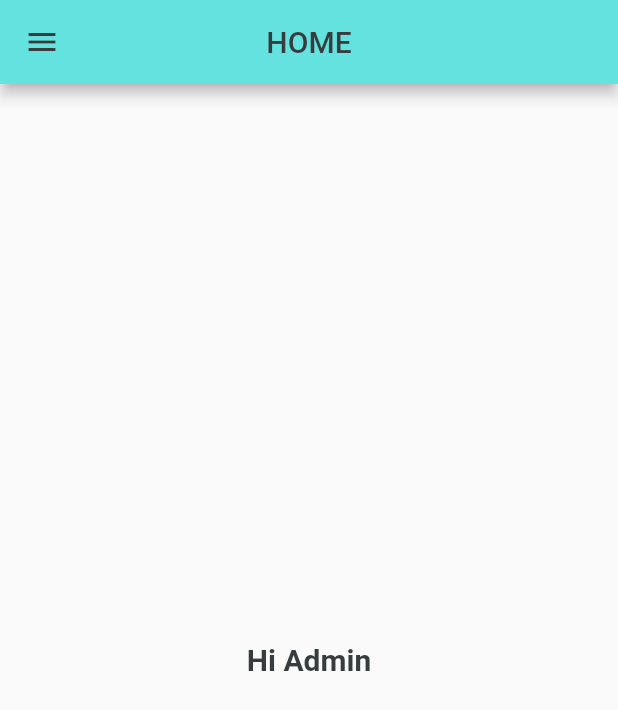
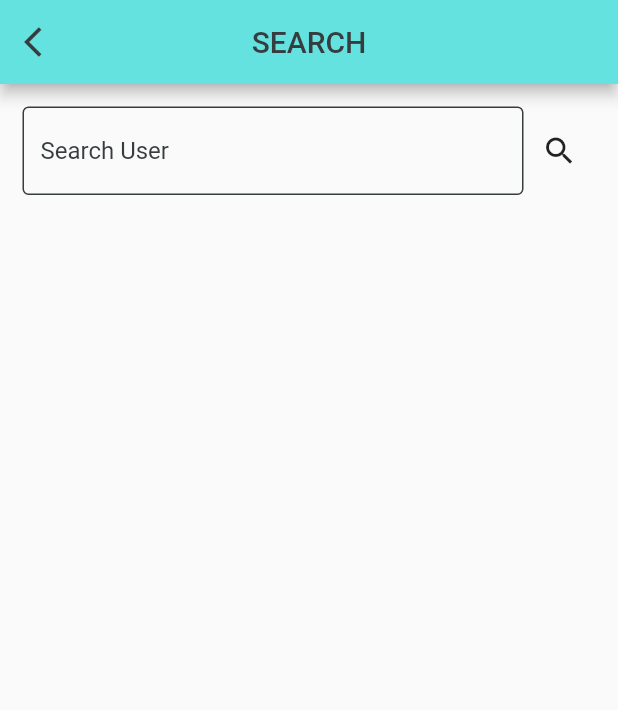
Before and after one commit to riya25082000/admin-app, a Flutter app: the screen it shows after launch, on a phone screen of 412 x 824 dp. Shown: the top 710 px of the screen. Run offline on Flutter 3.47's test engine with Material 2 defaults, Android fonts, the phone set to English and light mode, and no system bars; our stand-ins replace fl_chart, percent_indicator, string_validator; missing offline and left inert: flutter_plugin_pdf_viewer.

Commit message:
search template

```diff
--- /dev/null
+++ b/lib/SearchTemp.dart
@@ -0,0 +1,79 @@
+import 'package:flutter/material.dart';
+
+class SearchTemp extends StatefulWidget {
+  @override
+  _SearchTempState createState() => _SearchTempState();
+}
+
+class _SearchTempState extends State<SearchTemp> {
+  TextEditingController searchuser = TextEditingController();
+  @override
+  Widget build(BuildContext context) {
+    return Scaffold(
+      appBar: AppBar(
+        leading: IconButton(
+          onPressed: () {
+            Navigator.pop(context);
+          },
+          icon: Icon(Icons.arrow_back_ios),
+          color: Color(0xff373D3F),
+        ),
+        iconTheme: IconThemeData(
+          color: Color(0xff373D3F),
+        ),
+        title: Text(
+          "SEARCH",
+          style: TextStyle(
+            color: Color(0xff373D3F),
+          ),
+        ),
+        centerTitle: true,
+        backgroundColor: Color(0xff63E2E0),
+      ),
+      body: LayoutBuilder(
+        builder: (BuildContext context, BoxConstraints viewportConstraints) {
+          return SingleChildScrollView(
+            child: ConstrainedBox(
+              constraints: BoxConstraints(
+                minHeight: viewportConstraints.maxHeight,
+              ),
+              child: Padding(
+                padding: EdgeInsets.all(15.0),
+                child: Column(
+                  children: <Widget>[
+                    Row(
+                      children: <Widget>[
+                        Expanded(
+                          child: TextField(
+                            decoration: InputDecoration(
+                              hintText: "Search User",
+                              hintStyle: TextStyle(color: Color(0xff373D3F)),
+                              enabledBorder: OutlineInputBorder(
+                                borderSide:
+                                    BorderSide(color: Color(0xff373D3F)),
+                              ),
+                              focusedBorder: OutlineInputBorder(
+                                borderSide: BorderSide(
+                                  color: Color(0xff63E2E0),
+                                ),
+                              ),
+                            ),
+                            controller: searchuser,
+                          ),
+                        ),
+                        IconButton(
+                          icon: Icon(Icons.search),
+                          onPressed: () {},
+                        ),
+                      ],
+                    )
+                  ],
+                ),
+              ),
+            ),
+          );
+        },
+      ),
+    );
+  }
+}
--- a/lib/main.dart
+++ b/lib/main.dart
@@ -1,4 +1,5 @@
 import 'package:adminapp/HomePage.dart';
+import 'package:adminapp/SearchTemp.dart';
 import 'package:adminapp/SearchUser.dart';
 import 'package:adminapp/Learning/LearningHomePage.dart';
 import 'package:adminapp/UserInfo.dart';
@@ -32,7 +33,7 @@ class MyApp extends StatelessWidget {
         // closer together (more dense) than on mobile platforms.
         visualDensity: VisualDensity.adaptivePlatformDensity,
       ),
-      home: HomePage(),
+      home: SearchTemp(),
     );
   }
 }
```
